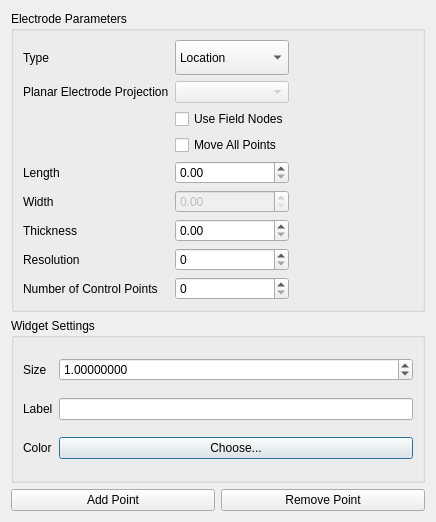
This is src/Interface/Modules/Fields/GenerateElectrodeFromPoints.ui in SCIInstitute/SCIRun as Qt 5 draws it before an edit. The edited form follows.
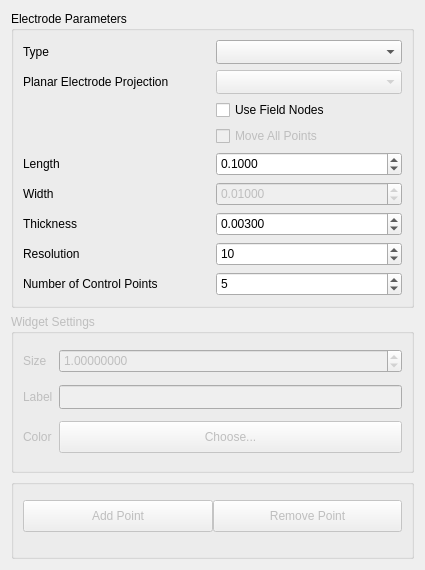
This is the edited form.

What changed in the file:
```diff
--- a/src/Interface/Modules/Fields/GenerateElectrodeFromPoints.ui
+++ b/src/Interface/Modules/Fields/GenerateElectrodeFromPoints.ui
@@ -6,14 +6,20 @@
    <rect>
     <x>0</x>
     <y>0</y>
-    <width>436</width>
-    <height>522</height>
+    <width>425</width>
+    <height>570</height>
    </rect>
   </property>
   <property name="minimumSize">
    <size>
-    <width>436</width>
-    <height>430</height>
+    <width>400</width>
+    <height>495</height>
+   </size>
+  </property>
+  <property name="maximumSize">
+   <size>
+    <width>700</width>
+    <height>1000</height>
    </size>
   </property>
   <property name="windowTitle">
@@ -22,28 +28,50 @@
   <layout class="QVBoxLayout" name="verticalLayout">
    <item>
     <widget class="QGroupBox" name="groupBox_2">
+     <property name="minimumSize">
+      <size>
+       <width>0</width>
+       <height>280</height>
+      </size>
+     </property>
+     <property name="maximumSize">
+      <size>
+       <width>16777215</width>
+       <height>500</height>
+      </size>
+     </property>
+     <property name="mouseTracking">
+      <bool>false</bool>
+     </property>
      <property name="title">
       <string>Electrode Parameters</string>
      </property>
      <layout class="QGridLayout" name="gridLayout_3">
-      <item row="1" column="0">
-       <widget class="QLabel" name="label_2">
-        <property name="text">
-         <string>Planar Electrode Projection</string>
-        </property>
-       </widget>
-      </item>
       <item row="5" column="1">
        <widget class="QDoubleSpinBox" name="WidthDoubleSpinBox_">
         <property name="enabled">
          <bool>false</bool>
         </property>
-       </widget>
-      </item>
-      <item row="2" column="1">
-       <widget class="QCheckBox" name="UseFieldNodesCheckBox_">
-        <property name="text">
-         <string>Use Field Nodes</string>
+        <property name="minimumSize">
+         <size>
+          <width>0</width>
+          <height>24</height>
+         </size>
+        </property>
+        <property name="decimals">
+         <number>5</number>
+        </property>
+        <property name="minimum">
+         <double>0.000010000000000</double>
+        </property>
+        <property name="maximum">
+         <double>10000000.000000000000000</double>
+        </property>
+        <property name="singleStep">
+         <double>0.001000000000000</double>
+        </property>
+        <property name="value">
+         <double>0.010000000000000</double>
         </property>
        </widget>
       </item>
@@ -54,33 +82,13 @@
         </property>
        </widget>
       </item>
-      <item row="3" column="1">
-       <widget class="QCheckBox" name="MoveAllCheckBox_">
+      <item row="4" column="0">
+       <widget class="QLabel" name="label_11">
         <property name="text">
-         <string>Move All Points</string>
+         <string>Length</string>
         </property>
        </widget>
       </item>
-      <item row="0" column="0">
-       <widget class="QLabel" name="label">
-        <property name="text">
-         <string>Type</string>
-        </property>
-       </widget>
-      </item>
-      <item row="0" column="2">
-       <spacer name="horizontalSpacer">
-        <property name="orientation">
-         <enum>Qt::Orientation::Horizontal</enum>
-        </property>
-        <property name="sizeHint" stdset="0">
-         <size>
-          <width>40</width>
-          <height>20</height>
-         </size>
-        </property>
-       </spacer>
-      </item>
       <item row="5" column="0">
        <widget class="QLabel" name="label_3">
         <property name="text">
@@ -88,20 +96,45 @@
         </property>
        </widget>
       </item>
+      <item row="1" column="0">
+       <widget class="QLabel" name="label_2">
+        <property name="text">
+         <string>Planar Electrode Projection</string>
+        </property>
+       </widget>
+      </item>
+      <item row="0" column="0">
+       <widget class="QLabel" name="label">
+        <property name="text">
+         <string>Type</string>
+        </property>
+       </widget>
+      </item>
       <item row="4" column="1">
-       <widget class="QDoubleSpinBox" name="LengthDoubleSpinBox_"/>
-      </item>
-      <item row="7" column="1">
-       <widget class="QSpinBox" name="ResolutionSpinBox_">
+       <widget class="QDoubleSpinBox" name="LengthDoubleSpinBox_">
+        <property name="minimumSize">
+         <size>
+          <width>0</width>
+          <height>24</height>
+         </size>
+        </property>
+        <property name="correctionMode">
+         <enum>QAbstractSpinBox::CorrectionMode::CorrectToPreviousValue</enum>
+        </property>
+        <property name="decimals">
+         <number>4</number>
+        </property>
+        <property name="minimum">
+         <double>0.000100000000000</double>
+        </property>
         <property name="maximum">
-         <number>999999999</number>
+         <double>100000000.000000000000000</double>
         </property>
-       </widget>
-      </item>
-      <item row="1" column="1">
-       <widget class="QComboBox" name="ProjectionComboBox_">
-        <property name="enabled">
-         <bool>false</bool>
+        <property name="singleStep">
+         <double>0.010000000000000</double>
+        </property>
+        <property name="value">
+         <double>0.100000000000000</double>
         </property>
        </widget>
       </item>
@@ -110,35 +143,30 @@
         <property name="minimumSize">
          <size>
           <width>0</width>
-          <height>35</height>
+          <height>24</height>
          </size>
         </property>
-        <item>
-         <property name="text">
-          <string>Location</string>
-         </property>
-        </item>
-        <item>
-         <property name="text">
-          <string>Center</string>
-         </property>
-        </item>
-        <item>
-         <property name="text">
-          <string>Node</string>
-         </property>
-        </item>
-        <item>
-         <property name="text">
-          <string>Element</string>
-         </property>
-        </item>
        </widget>
       </item>
-      <item row="4" column="0">
-       <widget class="QLabel" name="label_11">
+      <item row="2" column="1">
+       <widget class="QCheckBox" name="UseFieldNodesCheckBox_">
+        <property name="minimumSize">
+         <size>
+          <width>0</width>
+          <height>20</height>
+         </size>
+        </property>
+        <property name="mouseTracking">
+         <bool>true</bool>
+        </property>
         <property name="text">
-         <string>Length</string>
+         <string>Use Field Nodes</string>
+        </property>
+        <property name="checkable">
+         <bool>true</bool>
+        </property>
+        <property name="checked">
+         <bool>false</bool>
         </property>
        </widget>
       </item>
@@ -149,12 +177,6 @@
         </property>
        </widget>
       </item>
-      <item row="6" column="1">
-       <widget class="QDoubleSpinBox" name="ThicknessDoubleSpinBox_"/>
-      </item>
-      <item row="8" column="1">
-       <widget class="QSpinBox" name="NumberOfControlPointsSpinBox_"/>
-      </item>
       <item row="8" column="0">
        <widget class="QLabel" name="label_4">
         <property name="text">
@@ -162,13 +184,114 @@
         </property>
        </widget>
       </item>
+      <item row="3" column="1">
+       <widget class="QCheckBox" name="MoveAllCheckBox_">
+        <property name="enabled">
+         <bool>false</bool>
+        </property>
+        <property name="minimumSize">
+         <size>
+          <width>0</width>
+          <height>20</height>
+         </size>
+        </property>
+        <property name="text">
+         <string>Move All Points</string>
+        </property>
+       </widget>
+      </item>
+      <item row="7" column="1">
+       <widget class="QSpinBox" name="ResolutionSpinBox_">
+        <property name="minimumSize">
+         <size>
+          <width>0</width>
+          <height>24</height>
+         </size>
+        </property>
+        <property name="minimum">
+         <number>1</number>
+        </property>
+        <property name="maximum">
+         <number>64</number>
+        </property>
+        <property name="value">
+         <number>10</number>
+        </property>
+       </widget>
+      </item>
+      <item row="1" column="1">
+       <widget class="QComboBox" name="ProjectionComboBox_">
+        <property name="enabled">
+         <bool>false</bool>
+        </property>
+        <property name="minimumSize">
+         <size>
+          <width>0</width>
+          <height>24</height>
+         </size>
+        </property>
+        <property name="editable">
+         <bool>false</bool>
+        </property>
+        <property name="frame">
+         <bool>true</bool>
+        </property>
+       </widget>
+      </item>
+      <item row="6" column="1">
+       <widget class="QDoubleSpinBox" name="ThicknessDoubleSpinBox_">
+        <property name="minimumSize">
+         <size>
+          <width>0</width>
+          <height>24</height>
+         </size>
+        </property>
+        <property name="decimals">
+         <number>5</number>
+        </property>
+        <property name="minimum">
+         <double>0.000010000000000</double>
+        </property>
+        <property name="maximum">
+         <double>10000000.000000000000000</double>
+        </property>
+        <property name="singleStep">
+         <double>0.001000000000000</double>
+        </property>
+        <property name="value">
+         <double>0.003000000000000</double>
+        </property>
+       </widget>
+      </item>
+      <item row="8" column="1">
+       <widget class="QSpinBox" name="NumberOfControlPointsSpinBox_">
+        <property name="minimumSize">
+         <size>
+          <width>0</width>
+          <height>24</height>
+         </size>
+        </property>
+        <property name="minimum">
+         <number>3</number>
+        </property>
+        <property name="maximum">
+         <number>50</number>
+        </property>
+        <property name="value">
+         <number>5</number>
+        </property>
+       </widget>
+      </item>
      </layout>
     </widget>
    </item>
    <item>
     <widget class="QGroupBox" name="groupBox">
+     <property name="enabled">
+      <bool>false</bool>
+     </property>
      <property name="sizePolicy">
-      <sizepolicy hsizetype="Minimum" vsizetype="Minimum">
+      <sizepolicy hsizetype="Preferred" vsizetype="Preferred">
        <horstretch>0</horstretch>
        <verstretch>0</verstretch>
       </sizepolicy>
@@ -179,12 +302,28 @@
        <height>150</height>
       </size>
      </property>
+     <property name="maximumSize">
+      <size>
+       <width>16777215</width>
+       <height>200</height>
+      </size>
+     </property>
      <property name="title">
       <string>Widget Settings</string>
      </property>
      <layout class="QGridLayout" name="gridLayout_2">
+      <property name="verticalSpacing">
+       <number>-1</number>
+      </property>
       <item row="2" column="2">
-       <widget class="QLineEdit" name="probeLabelLineEdit_"/>
+       <widget class="QLineEdit" name="probeLabelLineEdit_">
+        <property name="minimumSize">
+         <size>
+          <width>0</width>
+          <height>24</height>
+         </size>
+        </property>
+       </widget>
       </item>
       <item row="3" column="0">
        <widget class="QLabel" name="label_10">
@@ -195,6 +334,12 @@
       </item>
       <item row="0" column="2">
        <widget class="QDoubleSpinBox" name="sizeDoubleSpinBox_">
+        <property name="minimumSize">
+         <size>
+          <width>0</width>
+          <height>24</height>
+         </size>
+        </property>
         <property name="decimals">
          <number>8</number>
         </property>
@@ -218,6 +363,12 @@
       </item>
       <item row="3" column="2">
        <widget class="QPushButton" name="colorChooserPushButton_">
+        <property name="minimumSize">
+         <size>
+          <width>0</width>
+          <height>32</height>
+         </size>
+        </property>
         <property name="text">
          <string>Choose...</string>
         </property>
@@ -234,22 +385,66 @@
     </widget>
    </item>
    <item>
-    <layout class="QHBoxLayout" name="horizontalLayout_2">
-     <item>
-      <widget class="QPushButton" name="AddPointPushButton_">
-       <property name="text">
-        <string>Add Point</string>
-       </property>
-      </widget>
-     </item>
-     <item>
-      <widget class="QPushButton" name="RemovePointPushButton_">
-       <property name="text">
-        <string>Remove Point</string>
-       </property>
-      </widget>
-     </item>
-    </layout>
+    <widget class="QGroupBox" name="">
+     <property name="enabled">
+      <bool>false</bool>
+     </property>
+     <property name="minimumSize">
+      <size>
+       <width>0</width>
+       <height>35</height>
+      </size>
+     </property>
+     <property name="maximumSize">
+      <size>
+       <width>16777215</width>
+       <height>80</height>
+      </size>
+     </property>
+     <layout class="QHBoxLayout" name="horizontalLayout_2">
+      <property name="spacing">
+       <number>0</number>
+      </property>
+      <property name="sizeConstraint">
+       <enum>QLayout::SizeConstraint::SetDefaultConstraint</enum>
+      </property>
+      <property name="topMargin">
+       <number>1</number>
+      </property>
+      <item>
+       <widget class="QPushButton" name="AddPointPushButton_">
+        <property name="enabled">
+         <bool>false</bool>
+        </property>
+        <property name="minimumSize">
+         <size>
+          <width>0</width>
+          <height>32</height>
+         </size>
+        </property>
+        <property name="text">
+         <string>Add Point</string>
+        </property>
+       </widget>
+      </item>
+      <item>
+       <widget class="QPushButton" name="RemovePointPushButton_">
+        <property name="enabled">
+         <bool>false</bool>
+        </property>
+        <property name="minimumSize">
+         <size>
+          <width>0</width>
+          <height>32</height>
+         </size>
+        </property>
+        <property name="text">
+         <string>Remove Point</string>
+        </property>
+       </widget>
+      </item>
+     </layout>
+    </widget>
    </item>
   </layout>
  </widget>
```
